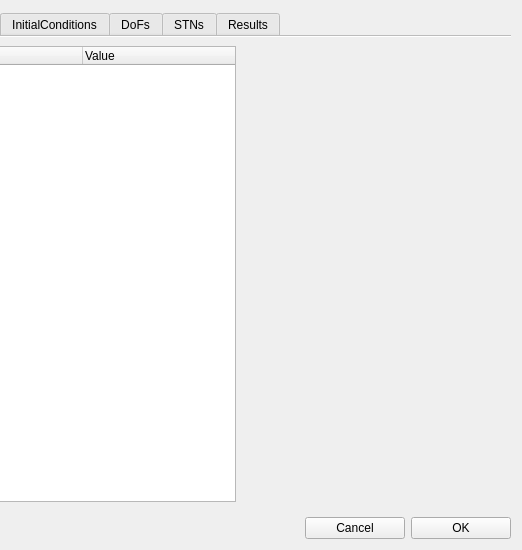
Before: the Qt Designer form trunk/daetools-package/daetools/dae_simulator/simulation_explorer.ui in v1kko/daetools, drawn with Qt 5; both pictures show x 238 to 760 and y 0 to 550 of the 760 by 550 pixel window.
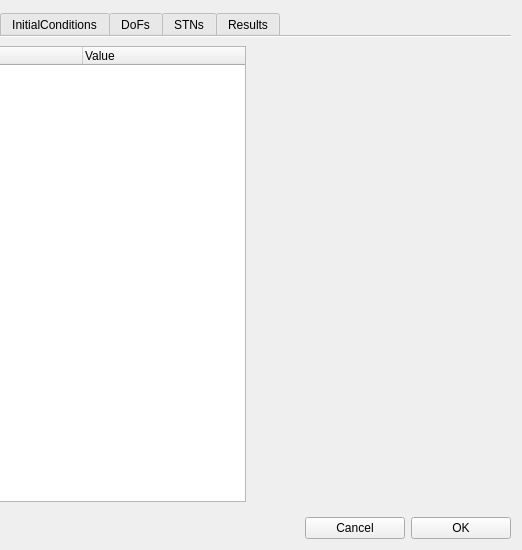
After: the same form once the commit is applied. The open tabs and pages were chosen to show the change. Icons and pictures are not drawn.

```diff
--- a/trunk/daetools-package/daetools/dae_simulator/simulation_explorer.ui
+++ b/trunk/daetools-package/daetools/dae_simulator/simulation_explorer.ui
@@ -227,7 +227,7 @@
          </property>
          <property name="minimumSize">
           <size>
-           <width>260</width>
+           <width>250</width>
            <height>200</height>
           </size>
          </property>
```
Left out of the diff: 10 changed lines with no effect on the pictures.
